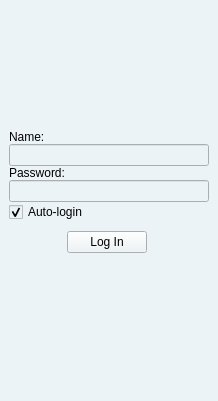
autoscatto/retroshare, file rs-Qt-gui/src/gui/StartDialog.ui: the form before one commit.
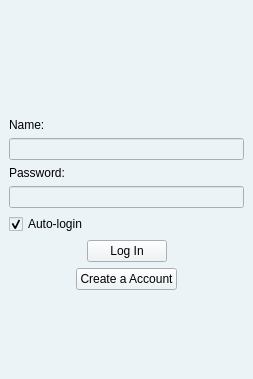
The form after the commit. Icons and pictures are not drawn.

Diff of the .ui file:
```diff
--- a/rs-Qt-gui/src/gui/StartDialog.ui
+++ b/rs-Qt-gui/src/gui/StartDialog.ui
@@ -5,8 +5,8 @@
    <rect>
     <x>0</x>
     <y>0</y>
-    <width>218</width>
-    <height>401</height>
+    <width>253</width>
+    <height>379</height>
    </rect>
   </property>
   <property name="palette" >
@@ -443,43 +443,75 @@
   </property>
   <widget class="QWidget" name="centralwidget" >
    <layout class="QGridLayout" >
-    <property name="leftMargin" >
-     <number>0</number>
+    <property name="margin" >
+     <number>9</number>
     </property>
-    <property name="topMargin" >
-     <number>0</number>
+    <property name="spacing" >
+     <number>6</number>
     </property>
-    <property name="rightMargin" >
-     <number>0</number>
-    </property>
-    <property name="bottomMargin" >
-     <number>0</number>
-    </property>
-    <property name="horizontalSpacing" >
-     <number>0</number>
-    </property>
-    <property name="verticalSpacing" >
-     <number>0</number>
-    </property>
+    <item row="4" column="0" >
+     <spacer>
+      <property name="orientation" >
+       <enum>Qt::Vertical</enum>
+      </property>
+      <property name="sizeHint" >
+       <size>
+        <width>20</width>
+        <height>40</height>
+       </size>
+      </property>
+     </spacer>
+    </item>
+    <item row="3" column="0" >
+     <layout class="QGridLayout" >
+      <property name="margin" >
+       <number>0</number>
+      </property>
+      <property name="spacing" >
+       <number>6</number>
+      </property>
+      <item row="0" column="2" >
+       <spacer>
+        <property name="orientation" >
+         <enum>Qt::Horizontal</enum>
+        </property>
+        <property name="sizeHint" >
+         <size>
+          <width>40</width>
+          <height>20</height>
+         </size>
+        </property>
+       </spacer>
+      </item>
+      <item row="0" column="0" >
+       <spacer>
+        <property name="orientation" >
+         <enum>Qt::Horizontal</enum>
+        </property>
+        <property name="sizeHint" >
+         <size>
+          <width>40</width>
+          <height>20</height>
+         </size>
+        </property>
+       </spacer>
+      </item>
+      <item row="0" column="1" >
+       <widget class="QPushButton" name="createaccountButton" >
+        <property name="text" >
+         <string>Create a Account</string>
+        </property>
+       </widget>
+      </item>
+     </layout>
+    </item>
     <item row="1" column="0" >
      <layout class="QGridLayout" >
-      <property name="leftMargin" >
-       <number>9</number>
-      </property>
-      <property name="topMargin" >
-       <number>9</number>
-      </property>
-      <property name="rightMargin" >
-       <number>9</number>
-      </property>
-      <property name="bottomMargin" >
-       <number>9</number>
-      </property>
-      <property name="horizontalSpacing" >
+      <property name="margin" >
        <number>0</number>
       </property>
-      <property name="verticalSpacing" >
-       <number>0</number>
+      <property name="spacing" >
+       <number>6</number>
       </property>
       <item row="1" column="0" >
        <widget class="QLineEdit" name="loadName" >
@@ -551,22 +583,10 @@
     </item>
     <item row="0" column="0" >
      <layout class="QGridLayout" >
-      <property name="leftMargin" >
-       <number>9</number>
+      <property name="margin" >
+       <number>0</number>
       </property>
-      <property name="topMargin" >
-       <number>9</number>
-      </property>
-      <property name="rightMargin" >
-       <number>9</number>
-      </property>
-      <property name="bottomMargin" >
-       <number>9</number>
-      </property>
-      <property name="horizontalSpacing" >
-       <number>6</number>
-      </property>
-      <property name="verticalSpacing" >
+      <property name="spacing" >
        <number>6</number>
       </property>
       <item row="0" column="0" >
@@ -625,22 +645,10 @@
     </item>
     <item row="2" column="0" >
      <layout class="QGridLayout" >
-      <property name="leftMargin" >
+      <property name="margin" >
        <number>0</number>
       </property>
-      <property name="topMargin" >
-       <number>0</number>
-      </property>
-      <property name="rightMargin" >
-       <number>0</number>
-      </property>
-      <property name="bottomMargin" >
-       <number>0</number>
-      </property>
-      <property name="horizontalSpacing" >
-       <number>6</number>
-      </property>
-      <property name="verticalSpacing" >
+      <property name="spacing" >
        <number>6</number>
       </property>
       <item row="0" column="2" >
```
Left out of the diff: 13 changed lines with no effect on the pictures.
